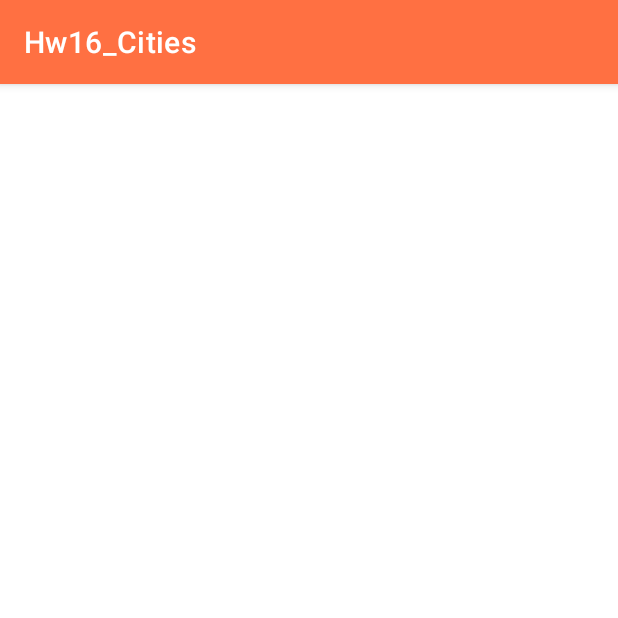
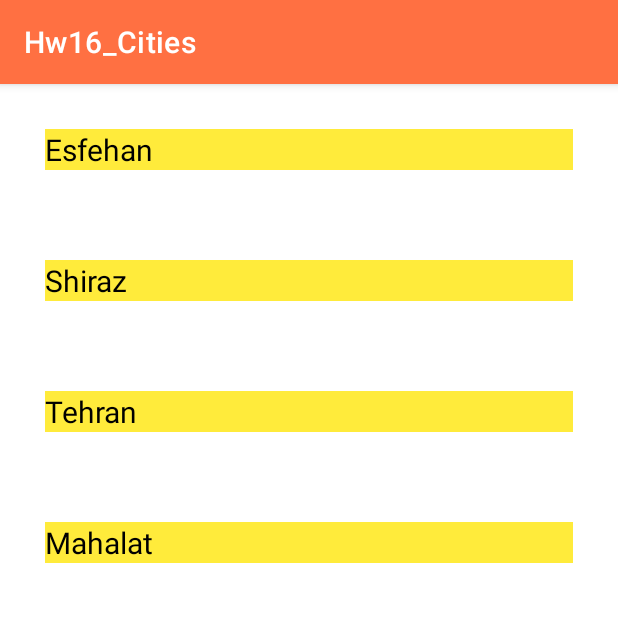
Before and after one commit to tsmoosavi/Hw16_Cities, an Android app: the SelectedCitiesFragment screen opened through its navigation route, on a phone screen of 412 x 824 dp, the top half of it. Run offline under Robolectric (Android 15) with nearby library versions, the phone set to English and light mode, and no system bars; our stand-ins replace Room's generated code, data binding.

Commit message:
complete SelectedCitiesFragment.kt

```diff
--- a/app/src/main/java/com/example/hw16_cities/HomeViewModel.kt
+++ b/app/src/main/java/com/example/hw16_cities/HomeViewModel.kt
@@ -7,10 +7,13 @@ import com.example.hw16_cities.database.CityEntity
 
 class HomeViewModel(app: Application): AndroidViewModel(app)  {
     var citiesListLD : LiveData<List<CityEntity>>
+    var selectedCitiesListLD : LiveData<List<CityEntity>>
     var repo = Repository()
     init {
         repo.initDB(app.applicationContext)
-     citiesListLD = repo.getList()
+        citiesListLD = repo.getList()
+        selectedCitiesListLD = getSelectedCityList(true)
+
 
     }
 //    fun selectCity(city: CityEntity){
--- a/app/src/main/java/com/example/hw16_cities/recyclerview/SelectedCityRecyclerAdapter.kt
+++ b/app/src/main/java/com/example/hw16_cities/recyclerview/SelectedCityRecyclerAdapter.kt
@@ -2,6 +2,7 @@ package com.example.hw16_cities.recyclerview
 
 import android.view.LayoutInflater
 import android.view.ViewGroup
+import android.widget.TextView
 import androidx.databinding.DataBindingUtil
 import androidx.recyclerview.widget.DiffUtil
 import androidx.recyclerview.widget.ListAdapter
@@ -10,7 +11,8 @@ import com.example.hw16_cities.R
 import com.example.hw16_cities.database.CityEntity
 import com.example.hw16_cities.databinding.SelectedcityrecyclerviewBinding
 
-class SelectedCityRecyclerAdapter : ListAdapter<CityEntity, SelectedCityRecyclerAdapter.ItemHolder>(CityDiffCallback) {
+typealias buttonClick = (TextView, CityEntity) ->Unit
+class SelectedCityRecyclerAdapter(var buttonClickHandler: buttonClick) : ListAdapter<CityEntity, SelectedCityRecyclerAdapter.ItemHolder>(CityDiffCallback) {
 
     class ItemHolder(val binding: SelectedcityrecyclerviewBinding): RecyclerView.ViewHolder(binding.root){
 
@@ -39,6 +41,7 @@ class SelectedCityRecyclerAdapter : ListAdapter<CityEntity, SelectedCityRecycler
 
     override fun onBindViewHolder(holder: ItemHolder, position: Int) {
         holder.binding.cityTv.text = getItem(position).cityName
+        buttonClickHandler(holder.binding.cityTv,getItem(position))
     }
 
 }
--- a/app/src/main/java/com/example/hw16_cities/view/SelectedCitiesFragment.kt
+++ b/app/src/main/java/com/example/hw16_cities/view/SelectedCitiesFragment.kt
@@ -5,8 +5,10 @@ import androidx.fragment.app.Fragment
 import android.view.LayoutInflater
 import android.view.View
 import android.view.ViewGroup
+import android.widget.TextView
 import androidx.fragment.app.activityViewModels
 import com.example.hw16_cities.HomeViewModel
+import com.example.hw16_cities.database.CityEntity
 import com.example.hw16_cities.databinding.FragmentSelectedCitiesBinding
 import com.example.hw16_cities.recyclerview.SelectedCityRecyclerAdapter
 
@@ -30,15 +32,22 @@ class SelectedCitiesFragment : Fragment() {
 
     override fun onViewCreated(view: View, savedInstanceState: Bundle?) {
         super.onViewCreated(view, savedInstanceState)
-        var adapter = SelectedCityRecyclerAdapter()
+        var adapter = SelectedCityRecyclerAdapter{textView, city -> textViewClick(textView,city)}
         binding.selectedRecyclerView.adapter = adapter
 
-//        vm.citiesListLD.observe(viewLifecycleOwner){
-//            if (it != null){
-//                var adapter = SelectedCityRecyclerAdapter()
-//                binding.selectedRecyclerView.adapter = adapter
-//                adapter.submitList(it)
-//            }
-//        }
+        vm.selectedCitiesListLD.observe(viewLifecycleOwner){
+            if (it != null){
+                var adapter = SelectedCityRecyclerAdapter{textView, city -> textViewClick(textView,city)}
+                binding.selectedRecyclerView.adapter = adapter
+                adapter.submitList(it)
+            }
+        }
+    }
+
+    private fun textViewClick(textView:TextView,city:CityEntity ) {
+       textView.setOnClickListener {
+           city.isSelected = !city.isSelected
+           vm.update(city)
+       }
     }
 }
--- a/app/src/main/res/layout/homerecyclerview.xml
+++ b/app/src/main/res/layout/homerecyclerview.xml
@@ -8,7 +8,8 @@
     </data>
 <LinearLayout
     android:layout_width="match_parent"
-    android:layout_height="wrap_content">
+    android:layout_height="wrap_content"
+    android:layout_margin="10dp">
     <Button
         android:id="@+id/cityButton"
         android:layout_width="match_parent"
--- a/app/src/main/res/layout/selectedcityrecyclerview.xml
+++ b/app/src/main/res/layout/selectedcityrecyclerview.xml
@@ -15,7 +15,9 @@
             android:layout_width="match_parent"
             android:layout_height="wrap_content"
             android:layout_margin="10dp"
-            android:background="@color/purple_200"/>
+            android:background="#FFEB3B"
+            android:textSize="20sp"
+            android:textColor="@color/black"/>
 
     </LinearLayout>
 </layout>
```
